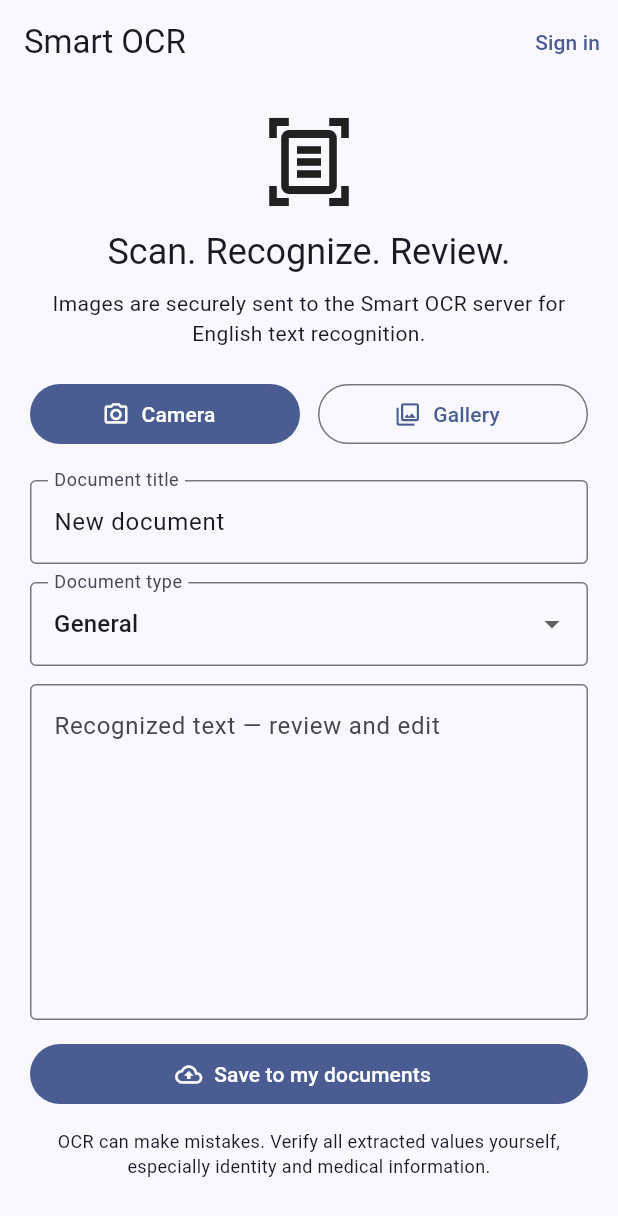
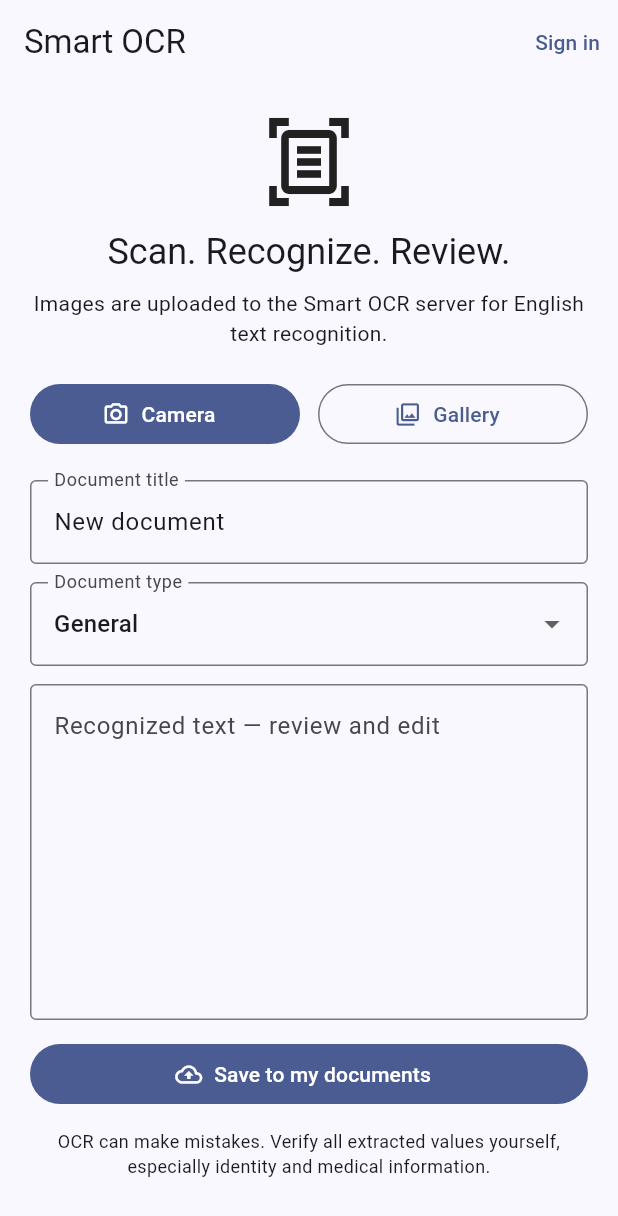
Before and after one commit to SurendraJallu/smart-ocr, a Flutter app: the screen it shows after launch, on a phone screen of 412 x 824 dp. Shown: the top 1216 px of the screen. Run offline on Flutter 3.47's test engine with Material 3 defaults, Android fonts, the phone set to English and light mode, and no system bars; our stand-ins replace firebase_auth, firebase_core, image_picker; accounts and stored records are empty.

Commit message:
Avoid overstating transport security in mobile UI

```diff
--- a/mobile/lib/main.dart
+++ b/mobile/lib/main.dart
@@ -235,7 +235,7 @@ class _HomePageState extends State<HomePage> {
           Text('Scan. Recognize. Review.',
               style: Theme.of(context).textTheme.headlineSmall, textAlign: TextAlign.center),
           const SizedBox(height: 8),
-          const Text('Images are securely sent to the Smart OCR server for English text recognition.',
+          const Text('Images are uploaded to the Smart OCR server for English text recognition.',
               textAlign: TextAlign.center),
           const SizedBox(height: 20),
           Row(
```
